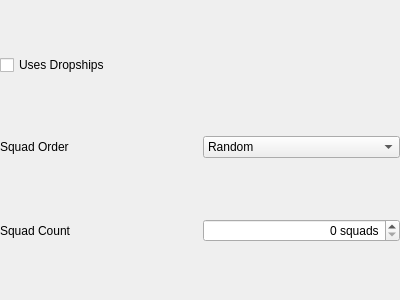
The window that native/src/ReachVariantTool/ui/widgets/firefight_wave.ui (DavidJCobb/ReachVariantEditor) describes before a commit, drawn with Qt 5.
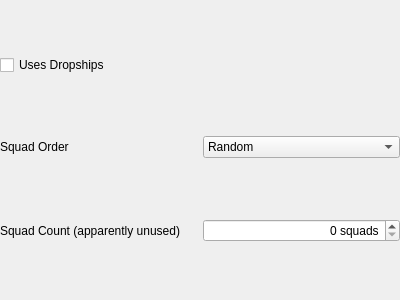
The same window after the commit.

```diff
--- a/native/src/ReachVariantTool/ui/widgets/firefight_wave.ui
+++ b/native/src/ReachVariantTool/ui/widgets/firefight_wave.ui
@@ -49,7 +49,7 @@
    <item row="2" column="0">
     <widget class="QLabel" name="labelSquadCount">
      <property name="text">
-      <string>Squad Count</string>
+      <string>Squad Count (apparently unused)</string>
      </property>
      <property name="buddy">
       <cstring>fieldSquadCount</cstring>
```
Left out of the diff: 3 changed lines with no effect on the pictures.
